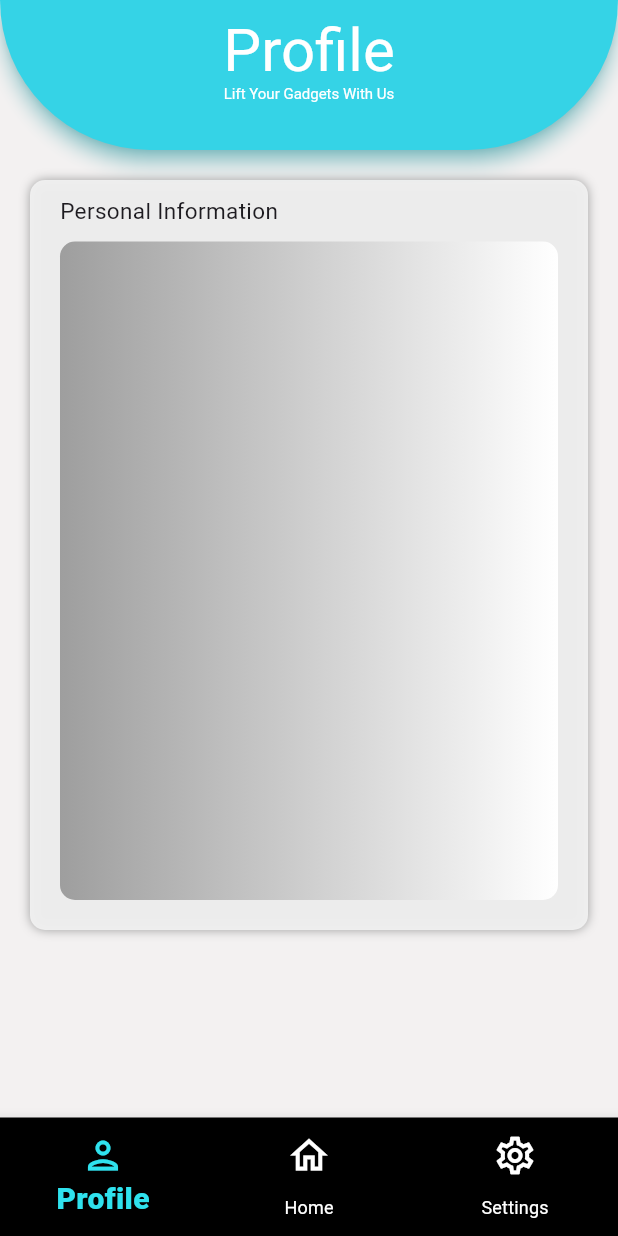
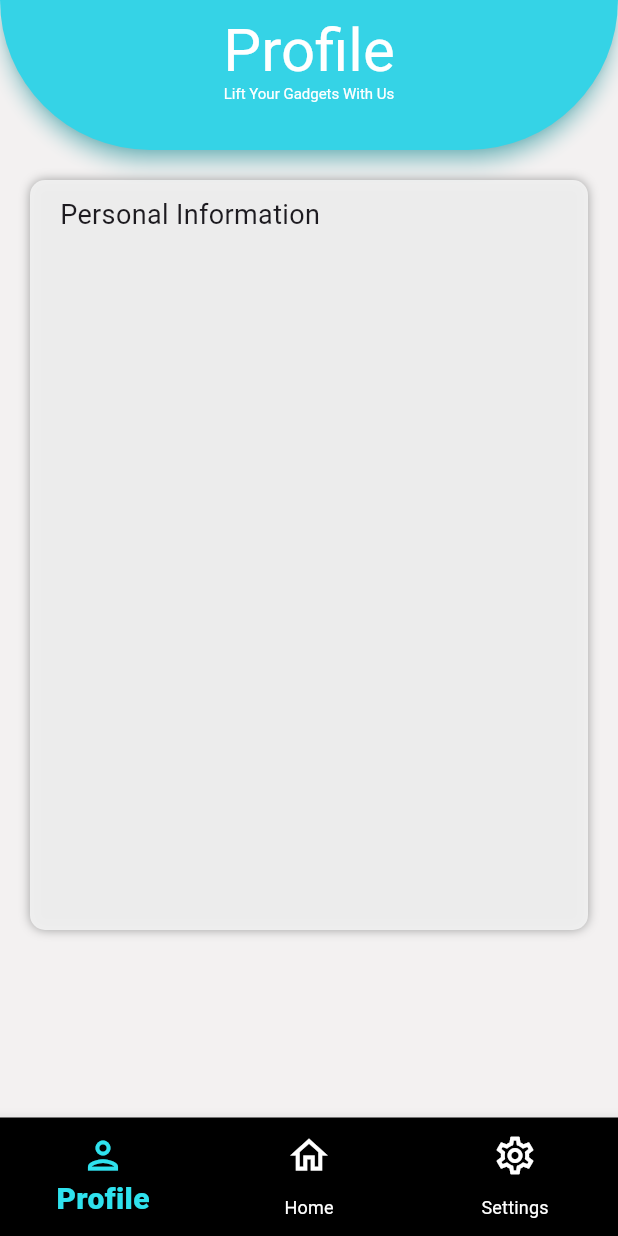
Before and after one commit to younes-damouna/gad-lift, a Flutter app: the screen it shows after launch, on a phone screen of 412 x 824 dp. Run offline on Flutter 3.47's test engine with Material 3 defaults, Android fonts, the phone set to English and light mode, and no system bars; our stand-ins replace google_fonts.

```diff
--- a/mobile_app/lib/screens/profile.screen.dart
+++ b/mobile_app/lib/screens/profile.screen.dart
@@ -38,38 +38,23 @@ class ProfileScreen extends StatelessWidget {
             // color: const Color.fromARGB(22, 22, 22, 22),
             //  color: const Color(0x63FFFFFF),
             height: 200,
-            child: Column(
+            child: const Column(
               children: [
-                const Row(
+                Row(
                   mainAxisAlignment: MainAxisAlignment.spaceBetween,
                   children: [
-                    SectionTitle(title: 'Personal Information', size: 15),
+                    SectionTitle(title: 'Personal Information', size: 18),
 
                   ],
                 ),
-                Expanded(
-                  child: Container(
-                    decoration: const BoxDecoration(
-                      borderRadius: BorderRadius.all(Radius.circular(10)),
-                      gradient: LinearGradient(
-                        colors: [Colors.grey, Colors.white],
-                        // begin: AlignmentDirectional(30, 12),
-                      ),
-                    ),
-                    margin: const EdgeInsets.symmetric(vertical: 10),
-                    // color: Colors.red,
 
-                    width: double.infinity,
-                    // child: const Text('data'),
-                  ),
-                ),
               ],
             ),
           ),
         ),
       ],
     ),
-      bottomNavigationBar: Navigation(),
+      bottomNavigationBar: const Navigation(),
     );
   }
 }
--- a/mobile_app/lib/widgets/app_bar.widget.dart
+++ b/mobile_app/lib/widgets/app_bar.widget.dart
@@ -19,14 +19,16 @@ class MyAppBar extends StatelessWidget  implements PreferredSizeWidget  {
           title: Column(
             children: [
               screenTitle(title: title, size: 40),
-            screenTitle(title: 'Lift Your Gadgets With Us', size: 10),],
+            screenTitle(title: 'Lift Your Gadgets With Us', size: 10),
+          ],
           ),
-          bottom:  const PreferredSize(
+          bottom:    const PreferredSize(
             preferredSize: Size(100, 100),
-            child: Text(''),
-            // child: Text(
-            //   'hello',
-            // )
+            // child: CircleAvatar(child:  Image.asset('assets/images/AnimatedLogo.png',width: 200,),),
+            // child:  Image.asset('assets/images/AnimatedLogo.png',width: 100,),
+            child:  Text(
+              '',
+            )
           ),
           // foregroundColor: Colors.white,
           backgroundColor: const Color(0xFF2FE2EE),
```
